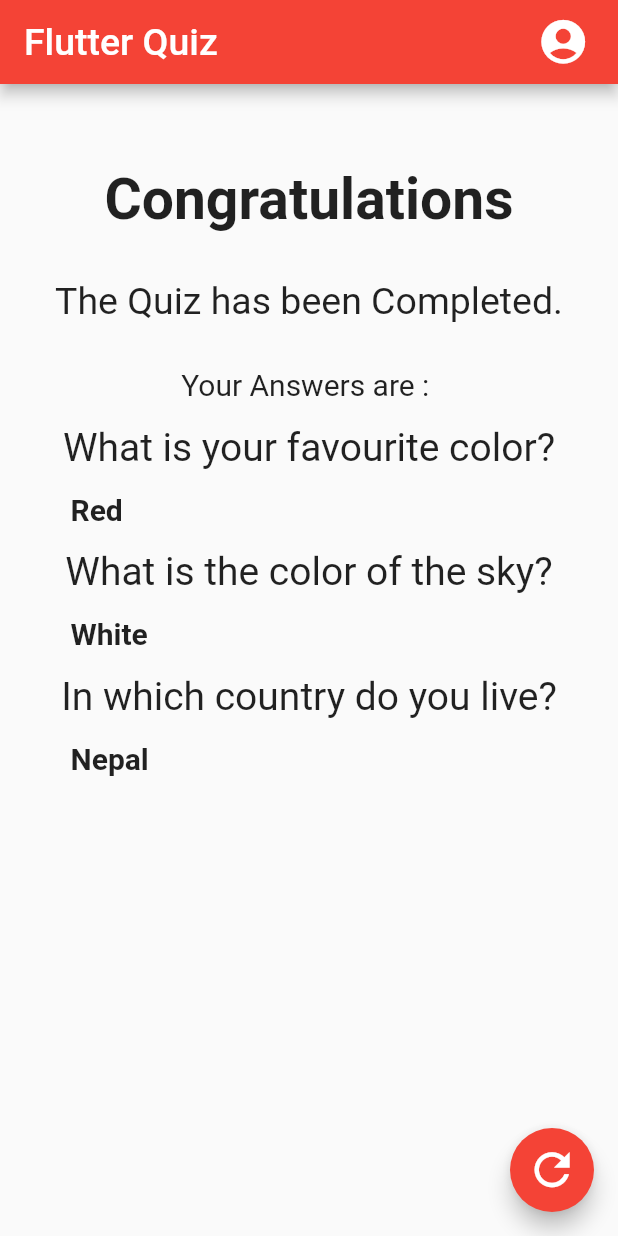
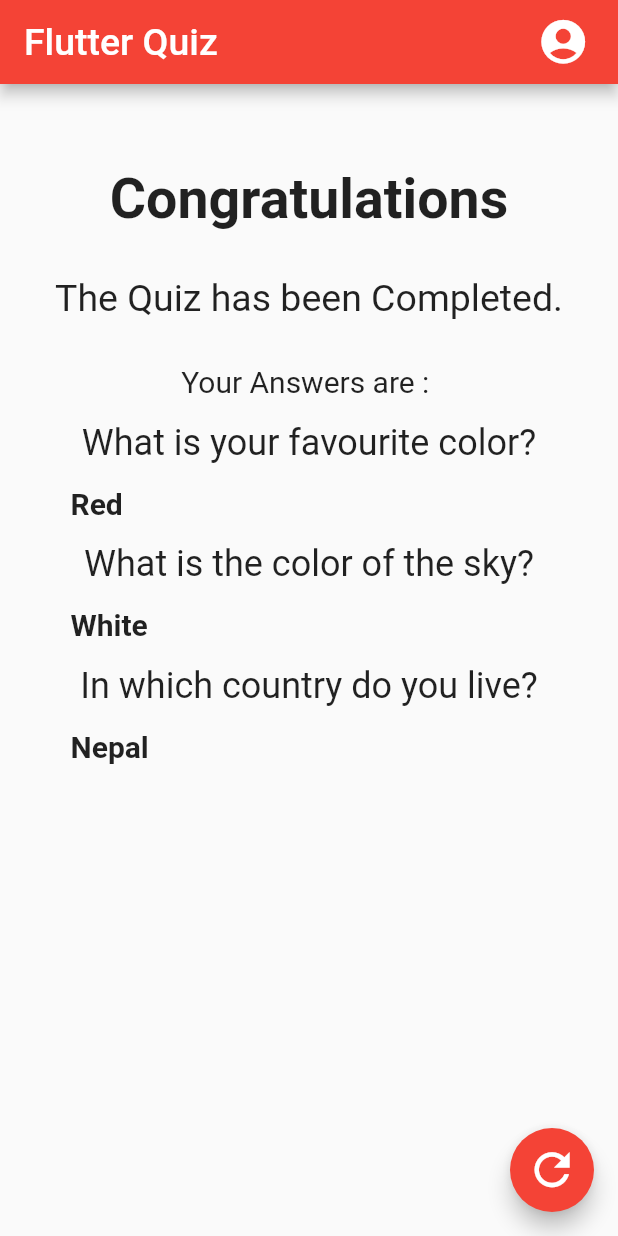
Before and after one commit to bhandarisaurav/flutter_quiz, a Flutter app: the screen it shows after launch, after a tap on "Red", after a tap on "White", after a tap on "Nepal", on a phone screen of 412 x 824 dp. Run offline on Flutter 3.47's test engine with Material 2 defaults, Android fonts, the phone set to English and light mode, and no system bars.

Commit message:
font size for 19.5:9 ratios iphones

```diff
--- a/lib/QuizResult.dart
+++ b/lib/QuizResult.dart
@@ -25,7 +25,7 @@ class QuizResult extends StatelessWidget {
             child: Text(
               "Congratulations",
               style: TextStyle(
-                fontSize: 38,
+                fontSize: 37,
                 fontWeight: FontWeight.bold,
               ),
             ),
--- a/lib/question.dart
+++ b/lib/question.dart
@@ -12,7 +12,7 @@ class Question extends StatelessWidget {
       margin: EdgeInsets.all(15),
       child: Text(
         question,
-        style: TextStyle(fontSize: 26),
+        style: TextStyle(fontSize: 24),
         textAlign: TextAlign.center,
       ),
     );
```
